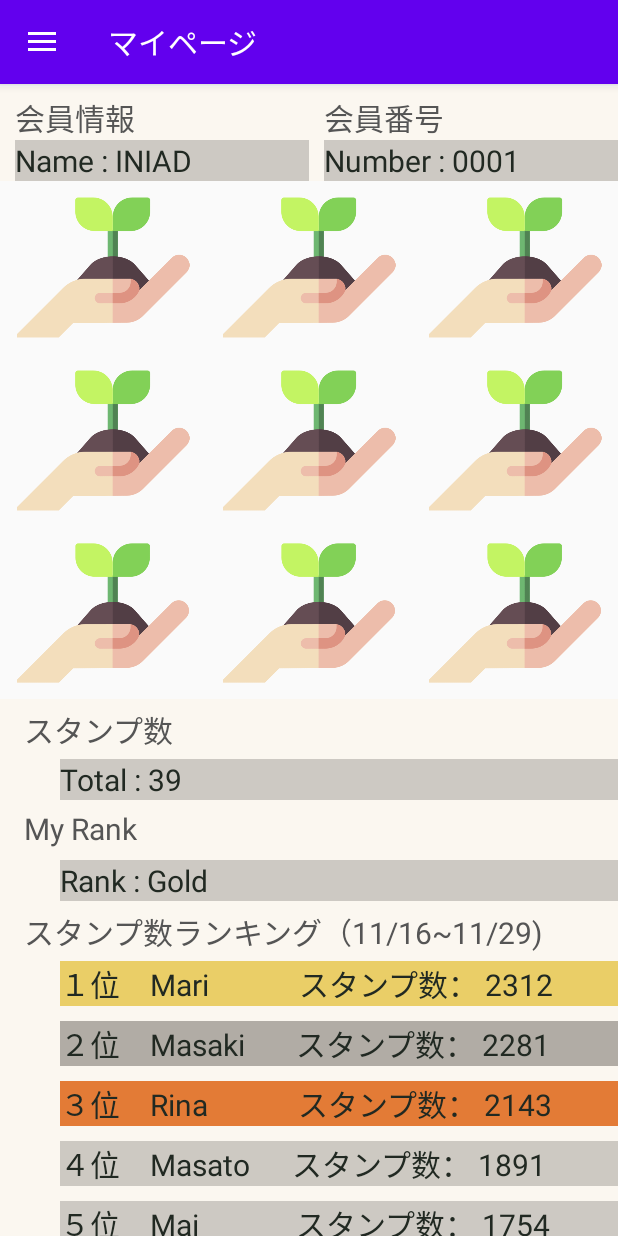
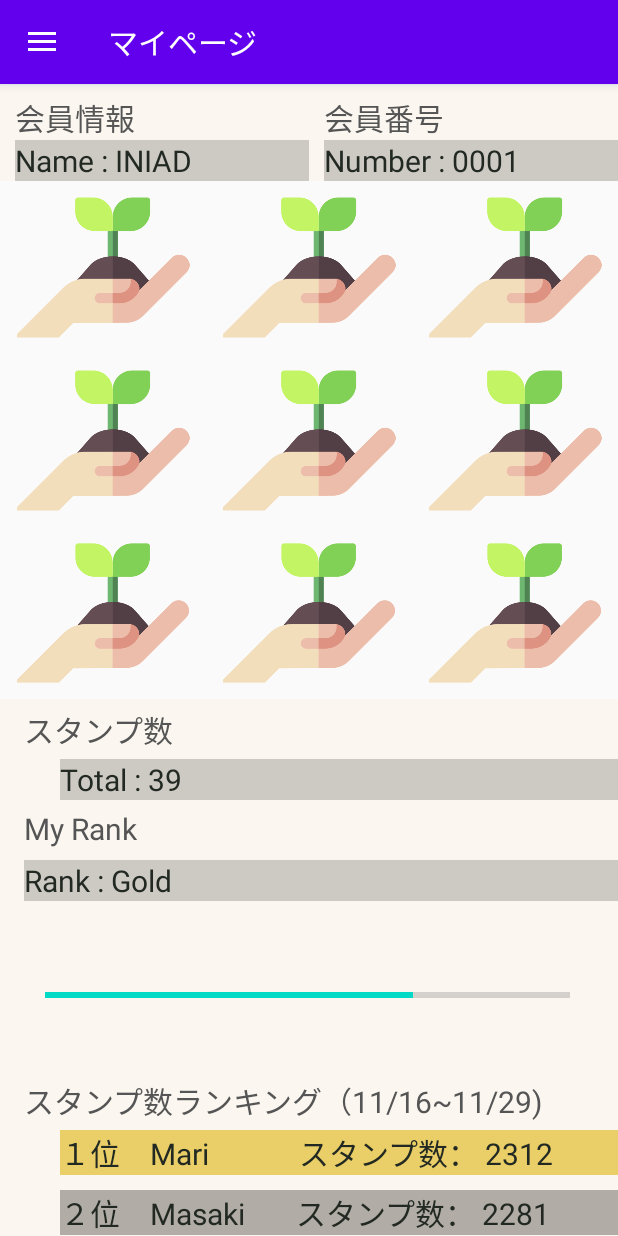
Before and after one commit to yuki03231/FooLo, an Android app: the screen it shows after launch (MainActivity), on a phone screen of 412 x 824 dp. Run offline under Robolectric (Android 15) with nearby library versions, the phone set to English and light mode, and no system bars; our stand-ins replace navigation-ui.

Commit message:
マイランク、垂直ゲージ追加

```diff
--- a/app/src/main/java/com/example/foolo/MainActivity.java
+++ b/app/src/main/java/com/example/foolo/MainActivity.java
@@ -3,6 +3,7 @@ package com.example.foolo;
 import android.os.Bundle;
 import android.view.View;
 import android.view.Menu;
+import android.widget.ProgressBar;
 
 import com.google.android.material.floatingactionbutton.FloatingActionButton;
 import com.google.android.material.snackbar.Snackbar;
--- a/app/src/main/res/layout/fragment_home.xml
+++ b/app/src/main/res/layout/fragment_home.xml
@@ -258,11 +258,21 @@
                 android:layout_height="wrap_content"
                 android:background="#fbf7f0">
 
+                <ProgressBar
+                    android:id="@+id/progressBar2"
+                    style="?android:attr/progressBarStyleHorizontal"
+                    android:layout_width="350dp"
+                    android:layout_height="100dp"
+                    android:layout_marginLeft="30dp"
+                    android:layout_marginTop="80dp"
+                    android:max="100"
+                    android:progress="70" />
+
                 <TextView
                     android:id="@+id/textView18"
                     android:layout_width="match_parent"
                     android:layout_height="wrap_content"
-                    android:layout_marginStart="40dp"
+                    android:layout_marginStart="16dp"
                     android:layout_marginLeft="16dp"
                     android:layout_marginTop="40dp"
                     android:layout_marginBottom="0dp"
@@ -270,6 +280,7 @@
                     android:text="@string/home_3_2"
                     android:textColor="#212922"
                     android:textSize="20sp" />
+
 
                 <TextView
                     android:id="@+id/textView14"
```
